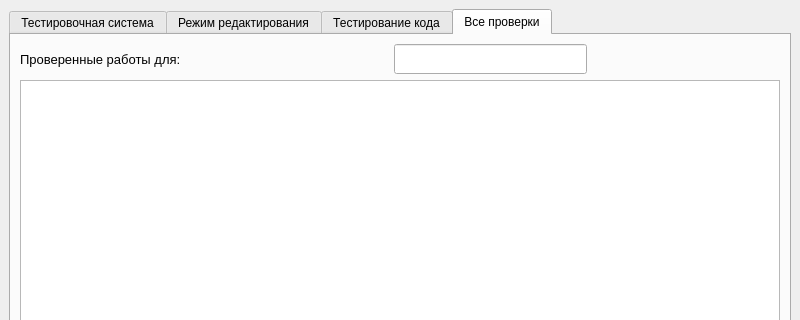
Qt form mainwindow.ui (geroineee/ARM_QT) before a commit; both pictures show x 0 to 800 and y 0 to 320 of the 800 by 600 pixel window.
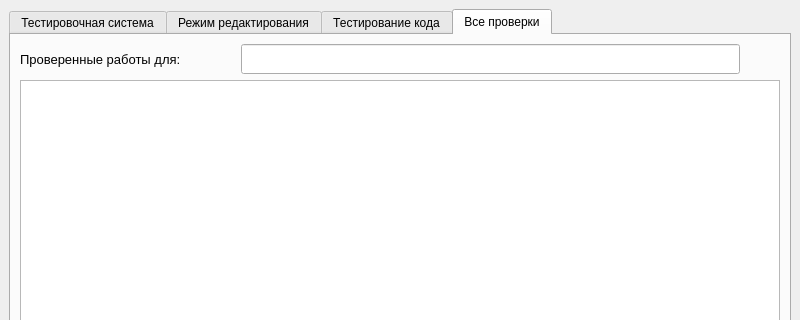
The same form after that commit. The open tabs and pages were chosen to show the change.

The edit to the form file:
```diff
--- a/mainwindow.ui
+++ b/mainwindow.ui
@@ -479,7 +479,7 @@
          </widget>
         </item>
         <item row="0" column="0" colspan="3">
-         <layout class="QHBoxLayout" name="horizontalLayout">
+         <layout class="QHBoxLayout" name="horizontalLayout" stretch="0,0,0,1,0">
           <item>
            <widget class="QLabel" name="label_name">
             <property name="font">
```
Left out of the diff: 83 changed lines with no effect on the pictures.
